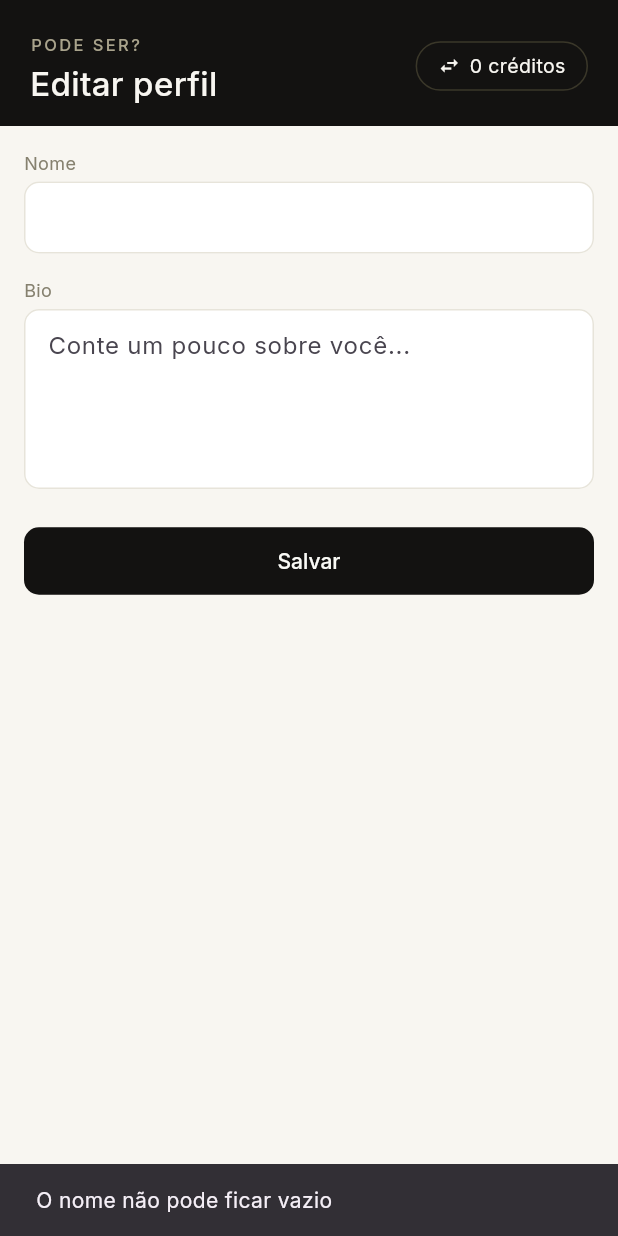
After one commit to GeiseSaunier/pode-ser-app, a Flutter app: the EditPerfilScreen screen opened directly, after a tap on "Salvar", on a phone screen of 412 x 824 dp. The commit adds this screen. Run offline on Flutter 3.47's test engine with Material 3 defaults, Android fonts, the phone set to English and light mode, and no system bars; our stand-ins replace flutter_secure_storage, google_fonts; accounts and stored records are empty.

Commit message:
implementa aceite/recusa de proposta, avaliações, edição de perfil e filtro por categoria

```diff
--- a/app/lib/models/transaction.dart
+++ b/app/lib/models/transaction.dart
@@ -9,6 +9,7 @@ class AppTransaction {
   final String skillTitle;
   final DateTime? requesterConfirmedAt;
   final DateTime? providerConfirmedAt;
+  final bool hasReview;
 
   AppTransaction({
     required this.id,
@@ -21,6 +22,7 @@ class AppTransaction {
     required this.skillTitle,
     required this.requesterConfirmedAt,
     required this.providerConfirmedAt,
+    required this.hasReview,
   });
 
   factory AppTransaction.fromJson(Map<String, dynamic> json) {
@@ -39,6 +41,7 @@ class AppTransaction {
       providerConfirmedAt: json['providerConfirmedAt'] != null
           ? DateTime.tryParse(json['providerConfirmedAt'])
           : null,
+      hasReview: json['review'] != null,
     );
   }
 }
--- /dev/null
+++ b/app/lib/screens/edit_perfil_screen.dart
@@ -0,0 +1,86 @@
+import 'package:flutter/material.dart';
+import 'package:provider/provider.dart';
+import '../providers/auth_provider.dart';
+import '../services/api_client.dart';
+import '../theme.dart';
+import '../widgets/header.dart';
+
+class EditPerfilScreen extends StatefulWidget {
+  const EditPerfilScreen({super.key});
+
+  @override
+  State<EditPerfilScreen> createState() => _EditPerfilScreenState();
+}
+
+class _EditPerfilScreenState extends State<EditPerfilScreen> {
+  late final TextEditingController _nameController;
+  late final TextEditingController _bioController;
+  bool _loading = false;
+
+  @override
+  void initState() {
+    super.initState();
+    final user = context.read<AuthProvider>().user;
+    _nameController = TextEditingController(text: user?.name ?? '');
+    _bioController = TextEditingController(text: user?.bio ?? '');
+  }
+
+  @override
+  void dispose() {
+    _nameController.dispose();
+    _bioController.dispose();
+    super.dispose();
+  }
+
+  Future<void> _save() async {
+    if (_nameController.text.trim().isEmpty) {
+      ScaffoldMessenger.of(context).showSnackBar(
+        const SnackBar(content: Text('O nome não pode ficar vazio')),
+      );
+      return;
+    }
+    setState(() => _loading = true);
+    try {
+      await ApiClient.updateProfile(
+        name: _nameController.text.trim(),
+        bio: _bioController.text.trim().isEmpty ? null : _bioController.text.trim(),
+      );
+      if (!mounted) return;
+      await context.read<AuthProvider>().refreshUser();
+      Navigator.pop(context);
+    } catch (e) {
+      if (!mounted) return;
+      ScaffoldMessenger.of(context).showSnackBar(SnackBar(content: Text('$e')));
+    } finally {
+      if (mounted) setState(() => _loading = false);
+    }
+  }
+
+  @override
+  Widget build(BuildContext context) {
+    return Scaffold(
+      appBar: const AppHeader(title: 'Editar perfil'),
+      body: ListView(
+        padding: const EdgeInsets.all(16),
+        children: [
+          const Text('Nome', style: TextStyle(fontSize: 12, color: AppColors.slate)),
+          const SizedBox(height: 4),
+          TextField(controller: _nameController, textCapitalization: TextCapitalization.words),
+          const SizedBox(height: 16),
+          const Text('Bio', style: TextStyle(fontSize: 12, color: AppColors.slate)),
+          const SizedBox(height: 4),
+          TextField(
+            controller: _bioController,
+            maxLines: 4,
+            decoration: const InputDecoration(hintText: 'Conte um pouco sobre você...'),
+          ),
+          const SizedBox(height: 24),
+          ElevatedButton(
+            onPressed: _loading ? null : _save,
+            child: Text(_loading ? 'Salvando...' : 'Salvar'),
+          ),
+        ],
+      ),
+    );
+  }
+}
--- a/app/lib/widgets/header.dart
+++ b/app/lib/widgets/header.dart
@@ -5,8 +5,9 @@ import '../providers/auth_provider.dart';
 
 class AppHeader extends StatelessWidget implements PreferredSizeWidget {
   final String title;
+  final List<Widget>? actions;
 
-  const AppHeader({super.key, required this.title});
+  const AppHeader({super.key, required this.title, this.actions});
 
   @override
   Size get preferredSize => const Size.fromHeight(84);
@@ -35,6 +36,13 @@ class AppHeader extends StatelessWidget implements PreferredSizeWidget {
                 ),
               ],
             ),
+            Row(
+              children: [
+                if (actions != null)
+                  ...actions!.map((a) => IconTheme(
+                        data: const IconThemeData(color: AppColors.paper),
+                        child: a,
+                      )),
                 Container(
                   padding: const EdgeInsets.symmetric(horizontal: 14, vertical: 6),
                   decoration: BoxDecoration(
@@ -52,6 +60,8 @@ class AppHeader extends StatelessWidget implements PreferredSizeWidget {
                 ),
               ],
             ),
+          ],
+        ),
       ),
     );
   }
```
Also changed, not shown: app/lib/screens/perfil_screen.dart (+13 -1 lines), app/lib/screens/search_screen.dart (+76 -27 lines), app/lib/screens/trocas_screen.dart (+95 -21 lines), app/lib/services/api_client.dart (+35 -1 lines), app/lib/widgets/proposal_modal.dart (added, +82 -0 lines), app/lib/widgets/review_modal.dart (added, +95 -0 lines), 4 other files. Lines whose indentation alone changed are shown as unchanged.
